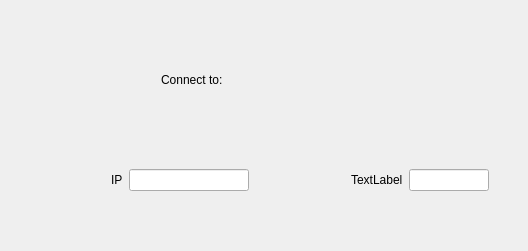
The window that chatClient/clientWid1.ui (marcustedesco/HW7group) describes before a commit, drawn with Qt 5.
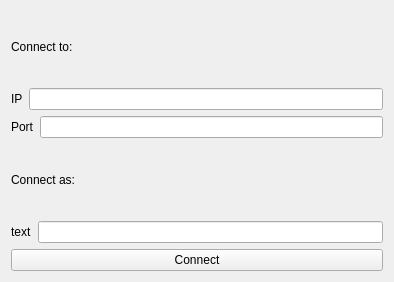
The same window after the commit.

Commit message: client server network changes

```diff
--- a/chatClient/clientWid1.ui
+++ b/chatClient/clientWid1.ui
@@ -6,22 +6,17 @@
    <rect>
     <x>0</x>
     <y>0</y>
-    <width>528</width>
-    <height>251</height>
+    <width>394</width>
+    <height>282</height>
    </rect>
   </property>
   <property name="windowTitle">
    <string>clientWid1</string>
   </property>
-  <widget class="QWidget" name="verticalLayoutWidget">
-   <property name="geometry">
-    <rect>
-     <x>150</x>
-     <y>40</y>
-     <width>160</width>
-     <height>80</height>
-    </rect>
-   </property>
+  <layout class="QGridLayout" name="gridLayout">
+   <item row="0" column="0">
+    <layout class="QVBoxLayout" name="verticalLayout_2">
+     <item>
    <layout class="QVBoxLayout" name="verticalLayout">
     <item>
      <widget class="QLabel" name="label">
@@ -30,17 +25,7 @@
       </property>
      </widget>
     </item>
-   </layout>
-  </widget>
-  <widget class="QWidget" name="horizontalLayoutWidget">
-   <property name="geometry">
-    <rect>
-     <x>100</x>
-     <y>140</y>
-     <width>160</width>
-     <height>80</height>
-    </rect>
-   </property>
+       <item>
    <layout class="QHBoxLayout" name="horizontalLayout">
     <item>
      <widget class="QLabel" name="label_2">
@@ -53,21 +38,13 @@
      <widget class="QLineEdit" name="lineEdit"/>
     </item>
    </layout>
-  </widget>
-  <widget class="QWidget" name="horizontalLayoutWidget_2">
-   <property name="geometry">
-    <rect>
-     <x>340</x>
-     <y>140</y>
-     <width>160</width>
-     <height>80</height>
-    </rect>
-   </property>
+       </item>
+       <item>
    <layout class="QHBoxLayout" name="horizontalLayout_2">
     <item>
      <widget class="QLabel" name="label_3">
       <property name="text">
-       <string>TextLabel</string>
+            <string>Port</string>
       </property>
      </widget>
     </item>
@@ -75,7 +52,40 @@
      <widget class="QLineEdit" name="lineEdit_2"/>
     </item>
    </layout>
-  </widget>
+       </item>
+       <item>
+        <widget class="QLabel" name="label_4">
+         <property name="text">
+          <string>Connect as:</string>
+         </property>
+        </widget>
+       </item>
+       <item>
+        <layout class="QHBoxLayout" name="horizontalLayout_3">
+         <item>
+          <widget class="QLabel" name="label_5">
+           <property name="text">
+            <string>text</string>
+           </property>
+          </widget>
+         </item>
+         <item>
+          <widget class="QLineEdit" name="lineEdit_3"/>
+         </item>
+        </layout>
+       </item>
+      </layout>
+     </item>
+     <item>
+      <widget class="QPushButton" name="pushButton">
+       <property name="text">
+        <string>Connect</string>
+       </property>
+      </widget>
+     </item>
+    </layout>
+   </item>
+  </layout>
  </widget>
  <layoutdefault spacing="6" margin="11"/>
  <resources/>
```
Lines whose indentation alone changed are shown as unchanged. The commit also changes 16 other files.
